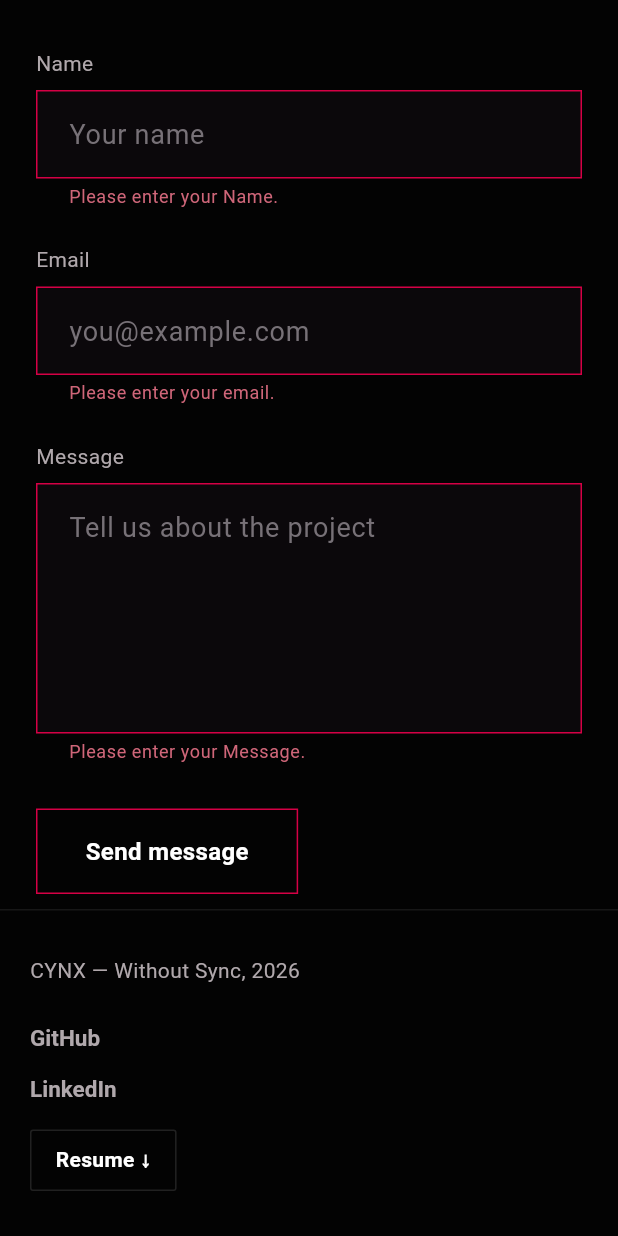
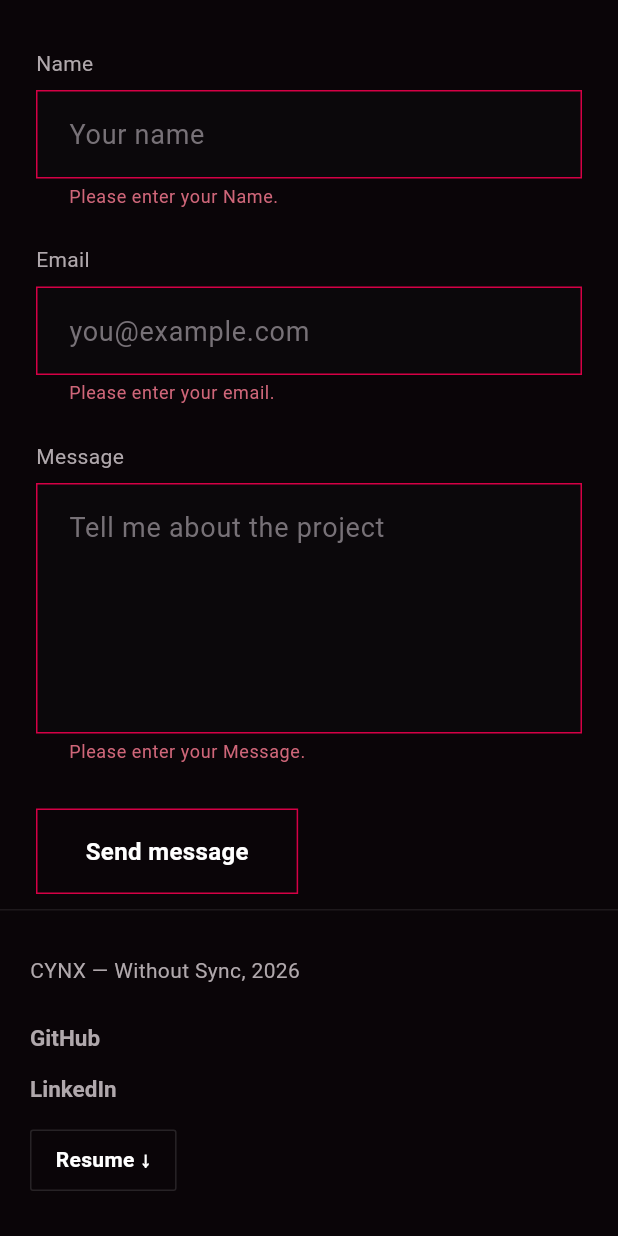
Before and after one commit to Cyanide07x/cyanide_portfolio, a Flutter app: the ContactPage screen opened directly, scrolled down 526 dp, after a tap on "Send message", on a phone screen of 412 x 824 dp. Run offline on Flutter 3.47's test engine with Material 3 defaults, Android fonts, the phone set to English and light mode, and no system bars; our stand-ins replace flutter_svg; Roboto replaces fonts that are missing (Arial).

Commit message:
Added contact form integration and updated the background color, also few changes in about section

```diff
--- a/lib/screens/about/about_page.dart
+++ b/lib/screens/about/about_page.dart
@@ -98,7 +98,7 @@ class AboutPage extends StatelessWidget {
               maxWidth: 700,
             ),
             child: const Text(
-              'I’m a computer science graduate and developer working under the name CYNX. I enjoy building digital experiences where design, technology and identity come together.',
+              "I'm a Flutter developer, fresh out of college and building my first real body of work. I move between product design, brand, and app development, and I'm drawn to the seam between disciplines more than the middle of either one. Everything on this site is a project I chose because it stretched me somewhere new.",
               style: TextStyle(
                 color: Color(0xFF9E9699),
                 fontSize: 18,
--- a/lib/screens/contact/contact_page.dart
+++ b/lib/screens/contact/contact_page.dart
@@ -1,4 +1,6 @@
 import 'package:flutter/material.dart';
+import 'package:flutter/services.dart';
+import 'package:http/http.dart' as http;
 import 'package:url_launcher/url_launcher.dart';
 
 import '../../theme/app_colors.dart';
@@ -29,6 +31,13 @@ class _ContactPageState extends State<ContactPage> {
   final TextEditingController _messageController =
       TextEditingController();
 
+  bool _isSending = false;
+
+  static const String _formspreeEndpoint =
+      'https://formspree.io/f/mjykpddr';
+
+  static const String _discordUsername = 'cyanide.lc';
+
   @override
   void dispose() {
     _nameController.dispose();
@@ -38,54 +47,110 @@ class _ContactPageState extends State<ContactPage> {
     super.dispose();
   }
 
-  // =========================
-  // SEND MESSAGE
-  // =========================
-
   Future<void> _sendMessage() async {
     if (!_formKey.currentState!.validate()) {
       return;
     }
 
+    if (_isSending) {
+      return;
+    }
+
+    setState(() {
+      _isSending = true;
+    });
+
     final String name = _nameController.text.trim();
     final String email = _emailController.text.trim();
     final String message = _messageController.text.trim();
 
-    final String subject =
-        'Portfolio contact from $name';
-
-    final String body =
-        'Name: $name\n'
-        'Email: $email\n\n'
-        'Message:\n$message';
-
-    final Uri emailUri = Uri(
-      scheme: 'mailto',
-      path: 'hello@cynx.dev',
-      queryParameters: {
-        'subject': subject,
-        'body': body,
+    try {
+      final response = await http.post(
+        Uri.parse(_formspreeEndpoint),
+        headers: {
+          'Accept': 'application/json',
+        },
+        body: {
+          'name': name,
+          'email': email,
+          '_replyto': email,
+          'message': message,
+          '_subject': 'Portfolio contact from $name',
         },
       );
 
-    if (await canLaunchUrl(emailUri)) {
-      await launchUrl(emailUri);
-    } else {
-      if (!mounted) return;
+      if (!mounted) {
+        return;
+      }
+
+      if (response.statusCode >= 200 &&
+          response.statusCode < 300) {
+        _nameController.clear();
+        _emailController.clear();
+        _messageController.clear();
 
         ScaffoldMessenger.of(context).showSnackBar(
           const SnackBar(
             content: Text(
-            'Unable to open your email application.',
+              'Message sent successfully.',
             ),
+            duration: Duration(seconds: 4),
+          ),
+        );
+      } else {
+        ScaffoldMessenger.of(context).showSnackBar(
+          const SnackBar(
+            content: Text(
+              'Something went wrong. Please try again.',
+            ),
+            duration: Duration(seconds: 4),
           ),
         );
       }
+    } catch (e) {
+      if (!mounted) {
+        return;
       }
 
-  // =========================
-  // BUILD
-  // =========================
+      ScaffoldMessenger.of(context).showSnackBar(
+        const SnackBar(
+          content: Text(
+            'Unable to send the message. Please try again.',
+          ),
+          duration: Duration(seconds: 4),
+        ),
+      );
+    } finally {
+      if (mounted) {
+        setState(() {
+          _isSending = false;
+        });
+      }
+    }
+  }
+
+  Future<void> _copyDiscordUsername() async {
+    await Clipboard.setData(
+      const ClipboardData(
+        text: _discordUsername,
+      ),
+    );
+
+    if (!mounted) {
+      return;
+    }
+
+    ScaffoldMessenger.of(context).hideCurrentSnackBar();
+
+    ScaffoldMessenger.of(context).showSnackBar(
+      const SnackBar(
+        content: Text(
+          'Discord username copied!',
+        ),
+        duration: Duration(seconds: 2),
+      ),
+    );
+  }
 
   @override
   Widget build(BuildContext context) {
@@ -110,16 +175,13 @@ class _ContactPageState extends State<ContactPage> {
     );
   }
 
-  // =========================
-  // CONTACT SECTION
-  // =========================
-
   Widget _buildContactSection(BuildContext context) {
     return LayoutBuilder(
       builder: (context, constraints) {
         final double width = constraints.maxWidth;
 
         final bool isMobile = width < 700;
+
         final bool isTablet =
             width >= 700 && width < 1100;
 
@@ -162,10 +224,6 @@ class _ContactPageState extends State<ContactPage> {
     );
   }
 
-  // =========================
-  // DESKTOP / TABLET
-  // =========================
-
   Widget _buildDesktopLayout(
     BuildContext context,
     double headingSize,
@@ -181,11 +239,9 @@ class _ContactPageState extends State<ContactPage> {
             headingSize,
           ),
         ),
-
         SizedBox(
           width: isTablet ? 45 : 90,
         ),
-
         Expanded(
           flex: 6,
           child: _buildContactForm(context),
@@ -193,10 +249,6 @@ class _ContactPageState extends State<ContactPage> {
       ],
     );
   }
-
-  // =========================
-  // MOBILE
-  // =========================
 
   Widget _buildMobileLayout(
     BuildContext context,
@@ -209,17 +261,11 @@ class _ContactPageState extends State<ContactPage> {
           context,
           headingSize,
         ),
-
         const SizedBox(height: 55),
-
         _buildContactForm(context),
       ],
     );
   }
-
-  // =========================
-  // CONTACT INFORMATION
-  // =========================
 
   Widget _buildContactInfo(
     BuildContext context,
@@ -237,9 +283,7 @@ class _ContactPageState extends State<ContactPage> {
             letterSpacing: 1.5,
           ),
         ),
-
         const SizedBox(height: 24),
-
         Text(
           "Let's get in sync.",
           style: TextStyle(
@@ -250,9 +294,7 @@ class _ContactPageState extends State<ContactPage> {
             letterSpacing: -0.8,
           ),
         ),
-
         const SizedBox(height: 28),
-
         const Text(
           "Tell me what's misaligned and what you're trying to "
           "build. I reply within two working days.",
@@ -263,42 +305,33 @@ class _ContactPageState extends State<ContactPage> {
             height: 1.7,
           ),
         ),
-
         const SizedBox(height: 34),
-
         _buildInfoItem(
           label: 'Email',
-          value: 'hello@cynx.dev',
+          value: 'utsav0724@gmail.com',
           onTap: () async {
             final Uri uri = Uri(
               scheme: 'mailto',
-              path: 'hello@cynx.dev',
+              path: 'utsav0724@gmail.com',
             );
 
             await launchUrl(uri);
           },
         ),
-
         const SizedBox(height: 26),
-
         _buildInfoItem(
           label: 'Location',
           value: 'Remote, working worldwide',
         ),
-
         const SizedBox(height: 26),
-
         _buildInfoItem(
           label: 'Elsewhere',
-          value: 'Instagram — Are.na — GitHub',
+          value: 'Discord',
+          onTap: _copyDiscordUsername,
         ),
       ],
     );
   }
-
-  // =========================
-  // INFORMATION ITEM
-  // =========================
 
   Widget _buildInfoItem({
     required String label,
@@ -317,9 +350,7 @@ class _ContactPageState extends State<ContactPage> {
             height: 1.4,
           ),
         ),
-
         const SizedBox(height: 3),
-
         Text(
           value,
           style: const TextStyle(
@@ -345,10 +376,6 @@ class _ContactPageState extends State<ContactPage> {
     );
   }
 
-  // =========================
-  // CONTACT FORM
-  // =========================
-
   Widget _buildContactForm(BuildContext context) {
     return Form(
       key: _formKey,
@@ -360,16 +387,15 @@ class _ContactPageState extends State<ContactPage> {
             controller: _nameController,
             hint: 'Your name',
           ),
-
           const SizedBox(height: 24),
-
           _buildField(
             label: 'Email',
             controller: _emailController,
             hint: 'you@example.com',
             keyboardType: TextInputType.emailAddress,
             validator: (value) {
-              if (value == null || value.trim().isEmpty) {
+              if (value == null ||
+                  value.trim().isEmpty) {
                 return 'Please enter your email.';
               }
 
@@ -381,24 +407,27 @@ class _ContactPageState extends State<ContactPage> {
               return null;
             },
           ),
-
           const SizedBox(height: 24),
-
           _buildField(
             label: 'Message',
             controller: _messageController,
-            hint: 'Tell us about the project',
+            hint: 'Tell me about the project',
             maxLines: 5,
           ),
-
           const SizedBox(height: 30),
-
           MouseRegion(
-            cursor: SystemMouseCursors.click,
+            cursor: _isSending
+                ? SystemMouseCursors.basic
+                : SystemMouseCursors.click,
             child: GestureDetector(
-              onTap: _sendMessage,
-              child: Container(
-                padding: const EdgeInsets.symmetric(
+              onTap: _isSending
+                  ? null
+                  : _sendMessage,
+              child: AnimatedContainer(
+                duration:
+                    const Duration(milliseconds: 200),
+                padding:
+                    const EdgeInsets.symmetric(
                   horizontal: 32,
                   vertical: 16,
                 ),
@@ -408,12 +437,23 @@ class _ContactPageState extends State<ContactPage> {
                     width: 1,
                   ),
                 ),
-                child: const Text(
+                child: _isSending
+                    ? const SizedBox(
+                        height: 20,
+                        width: 20,
+                        child:
+                            CircularProgressIndicator(
+                          strokeWidth: 2,
+                          color: AppColors.primary,
+                        ),
+                      )
+                    : const Text(
                         'Send message',
                         style: TextStyle(
                           color: Colors.white,
                           fontSize: 16,
-                    fontWeight: FontWeight.w700,
+                          fontWeight:
+                              FontWeight.w700,
                         ),
                       ),
               ),
@@ -423,10 +463,6 @@ class _ContactPageState extends State<ContactPage> {
       ),
     );
   }
-
-  // =========================
-  // FORM FIELD
-  // =========================
 
   Widget _buildField({
     required String label,
@@ -447,9 +483,7 @@ class _ContactPageState extends State<ContactPage> {
             fontWeight: FontWeight.w400,
           ),
         ),
-
         const SizedBox(height: 8),
-
         TextFormField(
           controller: controller,
           keyboardType: keyboardType,
@@ -476,7 +510,8 @@ class _ContactPageState extends State<ContactPage> {
             ),
             filled: true,
             fillColor: const Color(0xFF0B080B),
-            contentPadding: const EdgeInsets.symmetric(
+            contentPadding:
+                const EdgeInsets.symmetric(
               horizontal: 18,
               vertical: 16,
             ),
@@ -487,21 +522,24 @@ class _ContactPageState extends State<ContactPage> {
                 width: 1,
               ),
             ),
-            enabledBorder: const OutlineInputBorder(
+            enabledBorder:
+                const OutlineInputBorder(
               borderRadius: BorderRadius.zero,
               borderSide: BorderSide(
                 color: Color(0xFF292329),
                 width: 1,
               ),
             ),
-            focusedBorder: const OutlineInputBorder(
+            focusedBorder:
+                const OutlineInputBorder(
               borderRadius: BorderRadius.zero,
               borderSide: BorderSide(
                 color: AppColors.primary,
                 width: 1,
               ),
             ),
-            errorBorder: const OutlineInputBorder(
+            errorBorder:
+                const OutlineInputBorder(
               borderRadius: BorderRadius.zero,
               borderSide: BorderSide(
                 color: AppColors.primary,
--- a/lib/theme/app_colors.dart
+++ b/lib/theme/app_colors.dart
@@ -1,7 +1,7 @@
 import 'package:flutter/material.dart';
 
 class AppColors {
-  static const background = Color(0xFF030303);
+  static const background = Color(0xFF0A0508);
 
   static const primary = Color(0xFFD50045);
 
--- a/pubspec.yaml
+++ b/pubspec.yaml
@@ -11,6 +11,7 @@ dependencies:
     sdk: flutter
   flutter_svg: ^2.3.0
   url_launcher: ^6.3.2
+  http: ^1.5.0
 
 dev_dependencies:
   flutter_test:
```
Also changed, not shown: pubspec.lock. Lines whose indentation alone changed are shown as unchanged.
